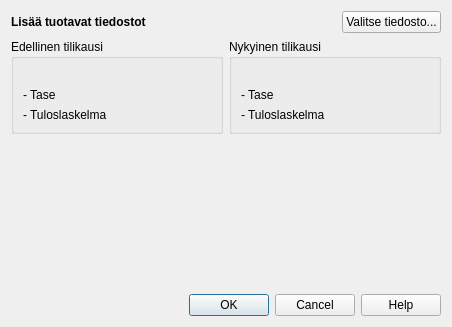
This is kitsas/maaritys/tilinavaus/procountor/procountortuontidialog.ui in artoh/kitupiikki as Qt 5 draws it before an edit. The edited form follows.
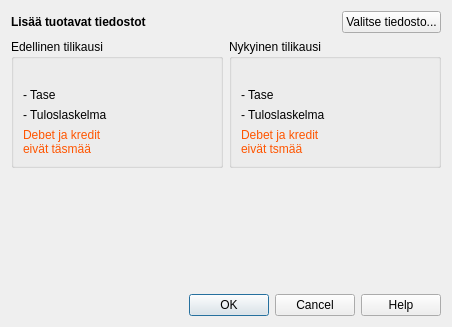
This is the edited form. Icons and pictures are not drawn.

```diff
--- a/kitsas/maaritys/tilinavaus/procountor/procountortuontidialog.ui
+++ b/kitsas/maaritys/tilinavaus/procountor/procountortuontidialog.ui
@@ -13,8 +13,8 @@
   <property name="windowTitle">
    <string>Tilinavauksen tuonti Procountorista</string>
   </property>
-  <layout class="QVBoxLayout" name="verticalLayout">
-   <item>
+  <layout class="QGridLayout" name="gridLayout_2">
+   <item row="0" column="0">
     <layout class="QHBoxLayout" name="horizontalLayout_5">
      <item>
       <widget class="QLabel" name="label_13">
@@ -54,21 +54,14 @@
      </item>
     </layout>
    </item>
-   <item>
+   <item row="1" column="0">
     <layout class="QHBoxLayout" name="horizontalLayout_4">
      <item>
       <widget class="QGroupBox" name="edellinenGroup">
        <property name="title">
         <string>Edellinen tilikausi</string>
        </property>
-       <layout class="QFormLayout" name="formLayout_4">
-        <item row="0" column="0">
-         <widget class="QLabel" name="edKausiLabel">
-          <property name="text">
-           <string/>
-          </property>
-         </widget>
-        </item>
+       <layout class="QGridLayout" name="gridLayout" rowstretch="0,0,0,0">
         <item row="1" column="0">
          <widget class="QLabel" name="label_7">
           <property name="text">
@@ -76,16 +69,6 @@
           </property>
          </widget>
         </item>
-        <item row="1" column="1">
-         <widget class="QLabel" name="edTaseCheck">
-          <property name="text">
-           <string/>
-          </property>
-          <property name="pixmap">
-           <pixmap resource="../../../pic/pic.qrc">:/pic/ok.png</pixmap>
-          </property>
-         </widget>
-        </item>
         <item row="2" column="0">
          <widget class="QLabel" name="label_10">
           <property name="text">
@@ -93,6 +76,23 @@
           </property>
          </widget>
         </item>
+        <item row="0" column="0">
+         <widget class="QLabel" name="edKausiLabel">
+          <property name="text">
+           <string/>
+          </property>
+         </widget>
+        </item>
+        <item row="1" column="1">
+         <widget class="QLabel" name="edTaseCheck">
+          <property name="text">
+           <string/>
+          </property>
+          <property name="pixmap">
+           <pixmap resource="../../../pic/pic.qrc">:/pic/ok.png</pixmap>
+          </property>
+         </widget>
+        </item>
         <item row="2" column="1">
          <widget class="QLabel" name="edTulosCheck">
           <property name="text">
@@ -103,6 +103,17 @@
           </property>
          </widget>
         </item>
+        <item row="3" column="0">
+         <widget class="QLabel" name="edellinenEiTasmaa">
+          <property name="styleSheet">
+           <string notr="true">color: rgb(255, 85, 0);</string>
+          </property>
+          <property name="text">
+           <string>Debet ja kredit 
+eivät täsmää</string>
+          </property>
+         </widget>
+        </item>
        </layout>
       </widget>
      </item>
@@ -111,21 +122,7 @@
        <property name="title">
         <string>Nykyinen tilikausi</string>
        </property>
-       <layout class="QFormLayout" name="formLayout_5">
-        <item row="0" column="0">
-         <widget class="QLabel" name="nykyKausiLabel">
-          <property name="text">
-           <string/>
-          </property>
-         </widget>
-        </item>
-        <item row="1" column="0">
-         <widget class="QLabel" name="label_11">
-          <property name="text">
-           <string>- Tase</string>
-          </property>
-         </widget>
-        </item>
+       <layout class="QGridLayout" name="gridLayout_3">
         <item row="1" column="1">
          <widget class="QLabel" name="nykTaseCheck">
           <property name="text">
@@ -143,6 +140,13 @@
           </property>
          </widget>
         </item>
+        <item row="0" column="0">
+         <widget class="QLabel" name="nykyKausiLabel">
+          <property name="text">
+           <string/>
+          </property>
+         </widget>
+        </item>
         <item row="2" column="1">
          <widget class="QLabel" name="nykTulosCheck">
           <property name="text">
@@ -153,12 +157,30 @@
           </property>
          </widget>
         </item>
+        <item row="1" column="0">
+         <widget class="QLabel" name="label_11">
+          <property name="text">
+           <string>- Tase</string>
+          </property>
+         </widget>
+        </item>
+        <item row="3" column="0">
+         <widget class="QLabel" name="nykyinenEiTasmaa">
+          <property name="styleSheet">
+           <string notr="true">color: rgb(255, 85, 0);</string>
+          </property>
+          <property name="text">
+           <string>Debet ja kredit 
+eivät tsmää</string>
+          </property>
+         </widget>
+        </item>
        </layout>
       </widget>
      </item>
     </layout>
    </item>
-   <item>
+   <item row="2" column="0">
     <spacer name="verticalSpacer">
      <property name="orientation">
       <enum>Qt::Vertical</enum>
```
Left out of the diff: 2 changed lines with no effect on the pictures.
